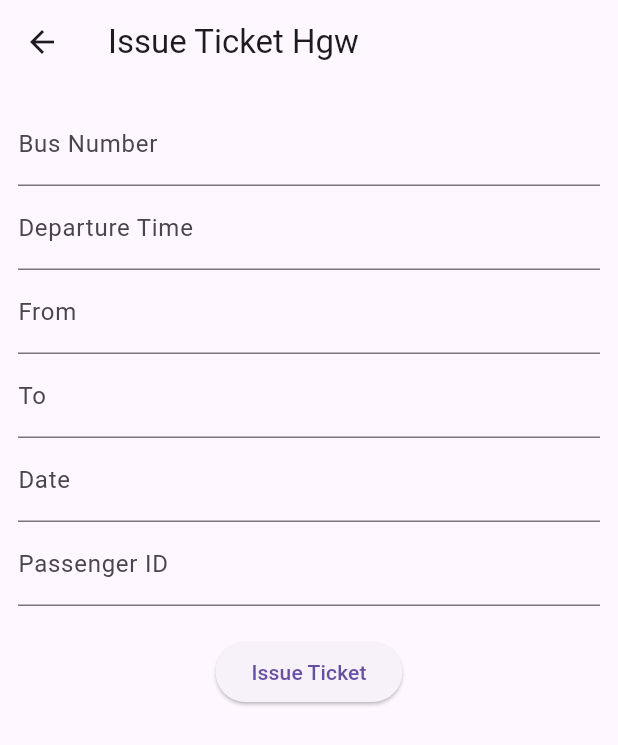
After one commit to InduwaraSH/Bussir_Admin, a Flutter app: the screen it shows after launch, after a tap on "Issue ticket Hgw", on a phone screen of 412 x 824 dp. The commit adds this screen. Shown: the top 745 px of the screen. Run offline on Flutter 3.47's test engine with Material 3 defaults, Android fonts, the phone set to English and light mode, and no system bars; our stand-ins replace firebase_core, firebase_database; accounts and stored records are empty.

Commit message:
add hgw ticket add screen

```diff
--- /dev/null
+++ b/lib/issuetkt_hgw.dart
@@ -0,0 +1,96 @@
+import 'package:firebase_database/firebase_database.dart';
+import 'package:flutter/material.dart';
+
+class IssuetktHgw extends StatefulWidget {
+  const IssuetktHgw({super.key});
+
+  @override
+  State<IssuetktHgw> createState() => _IssuetktHgwState();
+}
+
+class _IssuetktHgwState extends State<IssuetktHgw> {
+  final busNoController = TextEditingController();
+  final departureTimeController = TextEditingController();
+  final fromController = TextEditingController();
+  final toController = TextEditingController();
+  final dateController = TextEditingController();
+  final passengerIdController = TextEditingController();
+
+  late DatabaseReference databaseReference_3;
+
+  @override
+  void initState() {
+    super.initState();
+    databaseReference_3 = FirebaseDatabase.instance.ref().child(
+      'TicketIssue_Hgw',
+    );
+  }
+
+  @override
+  Widget build(BuildContext context) {
+    return Scaffold(
+      appBar: AppBar(title: Text('Issue Ticket Hgw')),
+      body: Padding(
+        padding: const EdgeInsets.all(12.0),
+        child: Column(
+          children: [
+            TextField(
+              controller: busNoController,
+              decoration: InputDecoration(labelText: 'Bus Number'),
+            ),
+
+            TextField(
+              controller: departureTimeController,
+              decoration: InputDecoration(labelText: 'Departure Time'),
+            ),
+            TextField(
+              controller: fromController,
+              decoration: InputDecoration(labelText: 'From'),
+            ),
+            TextField(
+              controller: toController,
+              decoration: InputDecoration(labelText: 'To'),
+            ),
+            TextField(
+              controller: dateController,
+              decoration: InputDecoration(labelText: 'Date'),
+            ),
+            TextField(
+              controller: passengerIdController,
+              decoration: InputDecoration(labelText: 'Passenger ID'),
+            ),
+            SizedBox(height: 20),
+            ElevatedButton(
+              onPressed: () {
+                Map<String, String> ticketdata = {
+                  'Bus Number': busNoController.text,
+                  'Departure Time': departureTimeController.text,
+                  'From': fromController.text,
+                  'To': toController.text,
+                  'Date': dateController.text,
+                  'Passenger ID': passengerIdController.text,
+                };
+                databaseReference_3
+                    .push()
+                    .set(ticketdata)
+                    .then((_) {
+                      ScaffoldMessenger.of(context).showSnackBar(
+                        SnackBar(content: Text('Data Updated Successfully')),
+                      );
+                    })
+                    .catchError((error) {
+                      ScaffoldMessenger.of(context).showSnackBar(
+                        SnackBar(
+                          content: Text('Failed to update data: $error'),
+                        ),
+                      );
+                    });
+              },
+              child: Text('Issue Ticket'),
+            ),
+          ],
+        ),
+      ),
+    );
+  }
+}
--- a/lib/main.dart
+++ b/lib/main.dart
@@ -1,4 +1,5 @@
 import 'package:bussir_admin/bus_time_table_update.dart';
+import 'package:bussir_admin/issuetkt_hgw.dart';
 import 'package:bussir_admin/ticket.dart';
 import 'package:firebase_core/firebase_core.dart';
 import 'package:flutter/material.dart';
@@ -54,6 +55,16 @@ class MyHomePage extends StatelessWidget {
               },
               child: const Text('Issue ticket'),
             ),
+            SizedBox(height: 20),
+            ElevatedButton(
+              onPressed: () {
+                Navigator.push(
+                  context,
+                  MaterialPageRoute(builder: (context) => const IssuetktHgw()),
+                );
+              },
+              child: const Text('Issue ticket Hgw'),
+            ),
           ],
         ),
       ),
```
